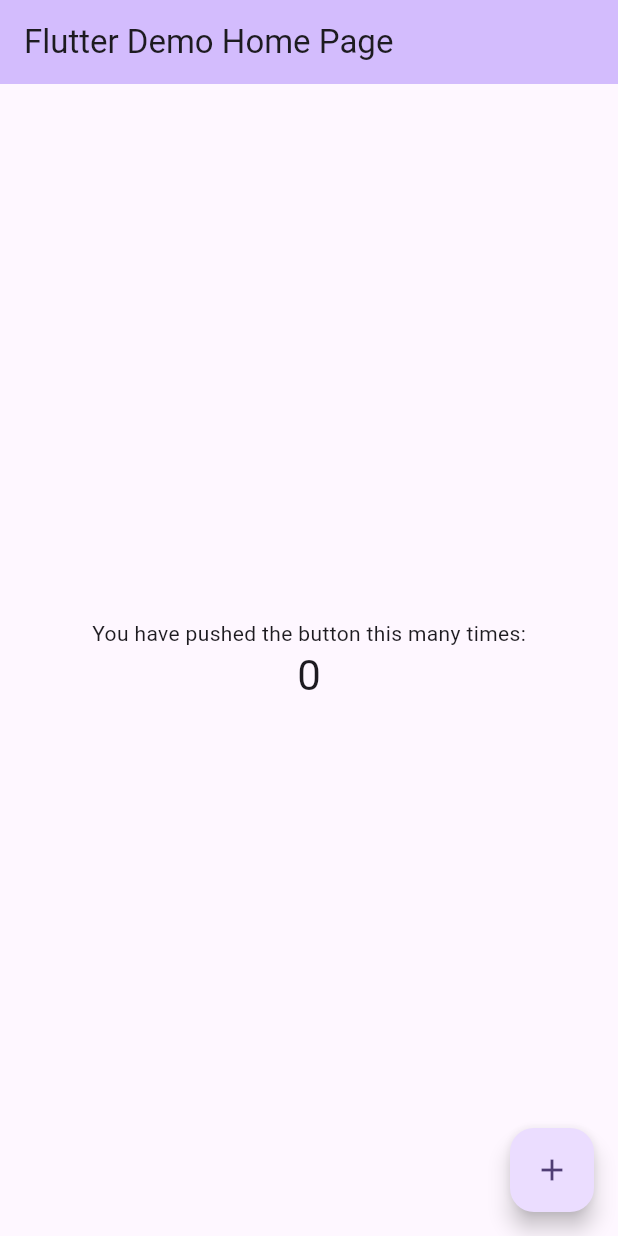
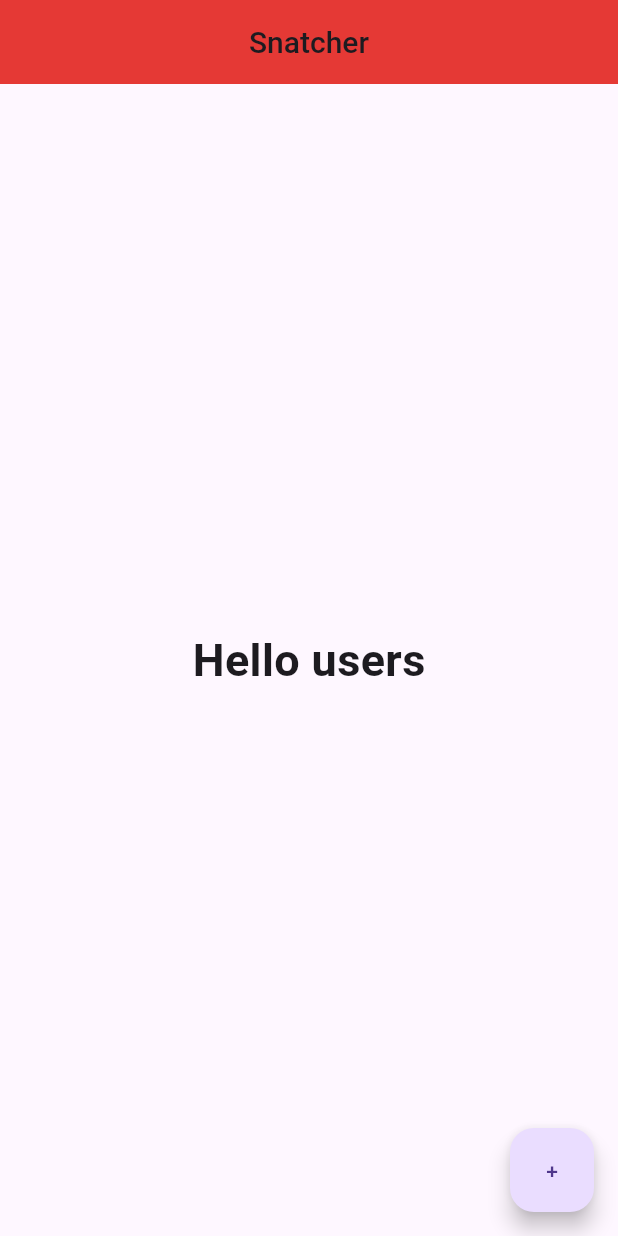
Before and after one commit to GivenMoreti/currency_converter, a Flutter app: the screen it shows after launch, on a phone screen of 412 x 824 dp. Run offline on Flutter 3.47's test engine with Material 3 defaults, Android fonts, the phone set to English and light mode, and no system bars.

Commit message:
Add Text,styling,colors & MaterialApp widget

```diff
--- a/lib/main.dart
+++ b/lib/main.dart
@@ -1,125 +1,24 @@
 import 'package:flutter/material.dart';
 
-void main() {
-  runApp(const MyApp());
-}
-
-class MyApp extends StatelessWidget {
-  const MyApp({super.key});
-
-  // This widget is the root of your application.
-  @override
-  Widget build(BuildContext context) {
-    return MaterialApp(
-      title: 'Flutter Demo',
-      theme: ThemeData(
-        // This is the theme of your application.
-        //
-        // TRY THIS: Try running your application with "flutter run". You'll see
-        // the application has a purple toolbar. Then, without quitting the app,
-        // try changing the seedColor in the colorScheme below to Colors.green
-        // and then invoke "hot reload" (save your changes or press the "hot
-        // reload" button in a Flutter-supported IDE, or press "r" if you used
-        // the command line to start the app).
-        //
-        // Notice that the counter didn't reset back to zero; the application
-        // state is not lost during the reload. To reset the state, use hot
-        // restart instead.
-        //
-        // This works for code too, not just values: Most code changes can be
-        // tested with just a hot reload.
-        colorScheme: ColorScheme.fromSeed(seedColor: Colors.deepPurple),
-        useMaterial3: true,
-      ),
-      home: const MyHomePage(title: 'Flutter Demo Home Page'),
-    );
-  }
-}
-
-class MyHomePage extends StatefulWidget {
-  const MyHomePage({super.key, required this.title});
-
-  // This widget is the home page of your application. It is stateful, meaning
-  // that it has a State object (defined below) that contains fields that affect
-  // how it looks.
-
-  // This class is the configuration for the state. It holds the values (in this
-  // case the title) provided by the parent (in this case the App widget) and
-  // used by the build method of the State. Fields in a Widget subclass are
-  // always marked "final".
-
-  final String title;
-
-  @override
-  State<MyHomePage> createState() => _MyHomePageState();
-}
-
-class _MyHomePageState extends State<MyHomePage> {
-  int _counter = 0;
-
-  void _incrementCounter() {
-    setState(() {
-      // This call to setState tells the Flutter framework that something has
-      // changed in this State, which causes it to rerun the build method below
-      // so that the display can reflect the updated values. If we changed
-      // _counter without calling setState(), then the build method would not be
-      // called again, and so nothing would appear to happen.
-      _counter++;
-    });
-  }
-
-  @override
-  Widget build(BuildContext context) {
-    // This method is rerun every time setState is called, for instance as done
-    // by the _incrementCounter method above.
-    //
-    // The Flutter framework has been optimized to make rerunning build methods
-    // fast, so that you can just rebuild anything that needs updating rather
-    // than having to individually change instances of widgets.
-    return Scaffold(
-      appBar: AppBar(
-        // TRY THIS: Try changing the color here to a specific color (to
-        // Colors.amber, perhaps?) and trigger a hot reload to see the AppBar
-        // change color while the other colors stay the same.
-        backgroundColor: Theme.of(context).colorScheme.inversePrimary,
-        // Here we take the value from the MyHomePage object that was created by
-        // the App.build method, and use it to set our appbar title.
-        title: Text(widget.title),
-      ),
-      body: Center(
-        // Center is a layout widget. It takes a single child and positions it
-        // in the middle of the parent.
-        child: Column(
-          // Column is also a layout widget. It takes a list of children and
-          // arranges them vertically. By default, it sizes itself to fit its
-          // children horizontally, and tries to be as tall as its parent.
-          //
-          // Column has various properties to control how it sizes itself and
-          // how it positions its children. Here we use mainAxisAlignment to
-          // center the children vertically; the main axis here is the vertical
-          // axis because Columns are vertical (the cross axis would be
-          // horizontal).
-          //
-          // TRY THIS: Invoke "debug painting" (choose the "Toggle Debug Paint"
-          // action in the IDE, or press "p" in the console), to see the
-          // wireframe for each widget.
-          mainAxisAlignment: MainAxisAlignment.center,
-          children: <Widget>[
-            const Text(
-              'You have pushed the button this many times:',
-            ),
-            Text(
-              '$_counter',
-              style: Theme.of(context).textTheme.headlineMedium,
-            ),
-          ],
+void main() => runApp(MaterialApp(
+      home: Scaffold(
+        appBar: AppBar(
+          title: Text(
+            "Snatcher",
+            style: TextStyle(fontSize: 20, fontWeight: FontWeight.w500,),
+          ),
+          centerTitle: true,
+          backgroundColor: Colors.red[600],
+        ),
+        body: Center(
+          child: Text(
+            "Hello users",
+            style: TextStyle(fontSize: 30, fontWeight: FontWeight.w600),
+          ),
+        ),
+        floatingActionButton: FloatingActionButton(
+          onPressed: () {},
+          child: Text("+"),
         ),
       ),
-      floatingActionButton: FloatingActionButton(
-        onPressed: _incrementCounter,
-        tooltip: 'Increment',
-        child: const Icon(Icons.add),
-      ), // This trailing comma makes auto-formatting nicer for build methods.
-    );
-  }
-}
+    ));
```
